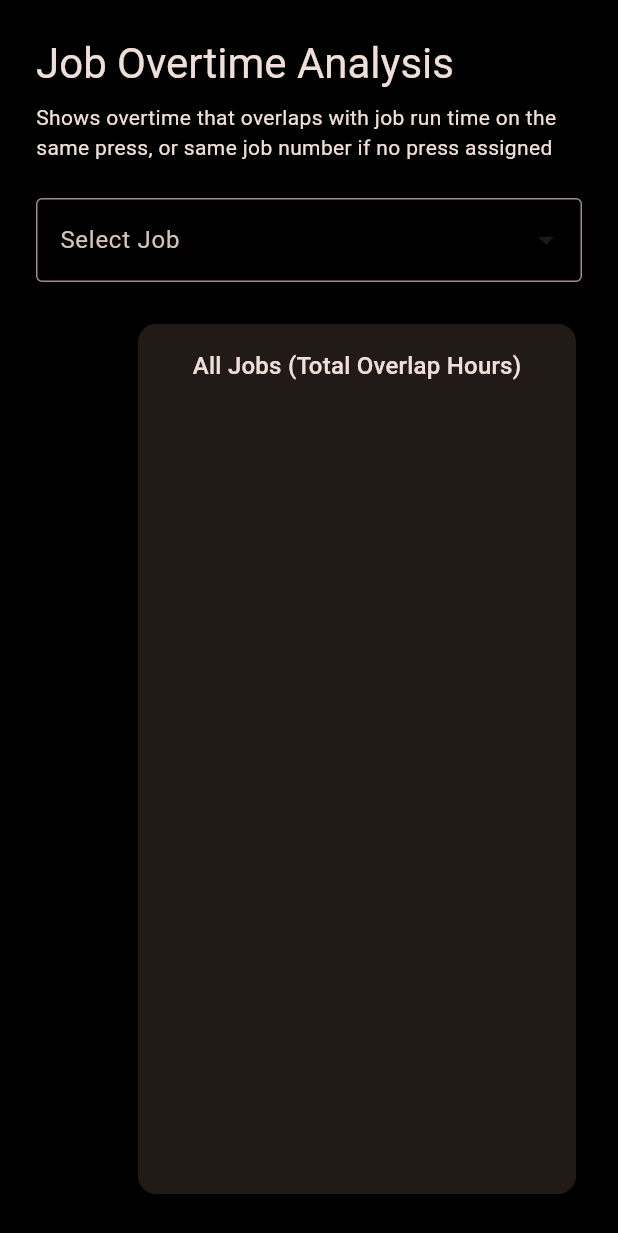
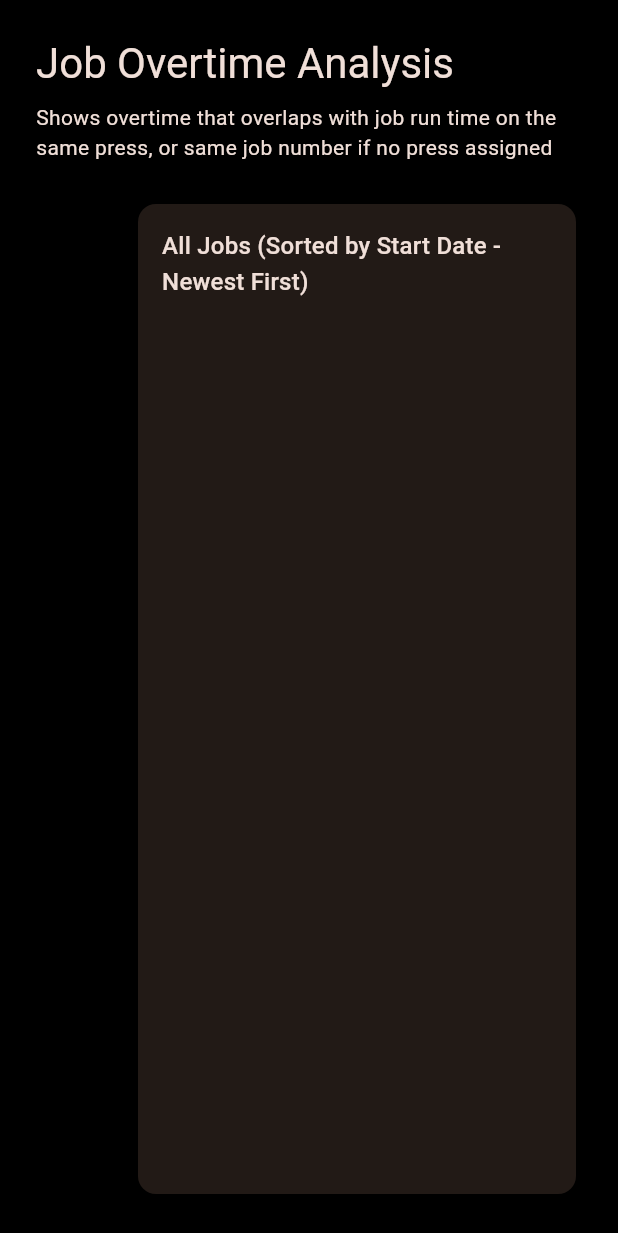
Before and after one commit to Treg-hub/CTPOvertime, a Flutter app: the JobAnalysisScreen widget shown alone on an empty page, opened directly, on a phone screen of 412 x 824 dp. Shown: the top 1233 px of the screen. Run offline on Flutter 3.47's test engine with Material 3 defaults, Android fonts, the light colour scheme and no system bars; our stand-ins replace cloud_firestore, firebase_auth, firebase_core, table_calendar; accounts and stored records are empty.

Commit message:
Update JobAnalysisScreen: hide dropdown selector (auto-select from right sidebar), sort jobs list by startDateTime descending (newest first). This prepares for manager-only role filtering in other screens. Refer to lib/screens/job_analysis_screen.dart for the placement of changes.

```diff
--- a/lib/screens/job_analysis_screen.dart
+++ b/lib/screens/job_analysis_screen.dart
@@ -94,26 +94,6 @@ class _JobAnalysisScreenState extends State<JobAnalysisScreen> {
               Text(
                 'Shows overtime that overlaps with job run time on the same press, or same job number if no press assigned',
                 style: Theme.of(context).textTheme.bodyMedium,
-              ),
-              const SizedBox(height: 24),
-
-              // Job Selector - FIXED
-              DropdownButtonFormField<String>(
-                initialValue: _selectedJob?.id,
-                decoration: const InputDecoration(
-                  labelText: 'Select Job',
-                  border: OutlineInputBorder(),
-                ),
-                items: jobs.map((job) => DropdownMenuItem(
-                  value: job.id,
-                  child: Text('${job.duNumber} - ${job.jobName} (${job.press})'),
-                )).toList(),
-                onChanged: (jobId) {
-                  setState(() {
-                    _selectedJob = jobs.firstWhere((j) => j.id == jobId);
-                  });
-                  _calculateOverlaps();
-                },
               ),
               const SizedBox(height: 24),
 
@@ -263,14 +243,14 @@ class _JobAnalysisScreenState extends State<JobAnalysisScreen> {
                             Padding(
                               padding: const EdgeInsets.all(16),
                               child: Text(
-                                'All Jobs (Total Overlap Hours)',
+                                'All Jobs (Sorted by Start Date - Newest First)',
                                 style: Theme.of(context).textTheme.titleMedium,
                               ),
                             ),
                             Expanded(
                               child: ListView(
                                 children: () {
-                                  final sortedJobs = _allJobs.toList()..sort((a, b) => (_jobTotalOverlaps[b.id] ?? 0.0).compareTo(_jobTotalOverlaps[a.id] ?? 0.0));
+                                  final sortedJobs = _allJobs.toList()..sort((a, b) => b.startDateTime.compareTo(a.startDateTime));
                                   return sortedJobs.map((job) {
                                     final total = _jobTotalOverlaps[job.id] ?? 0.0;
                                     return ListTile(
```
